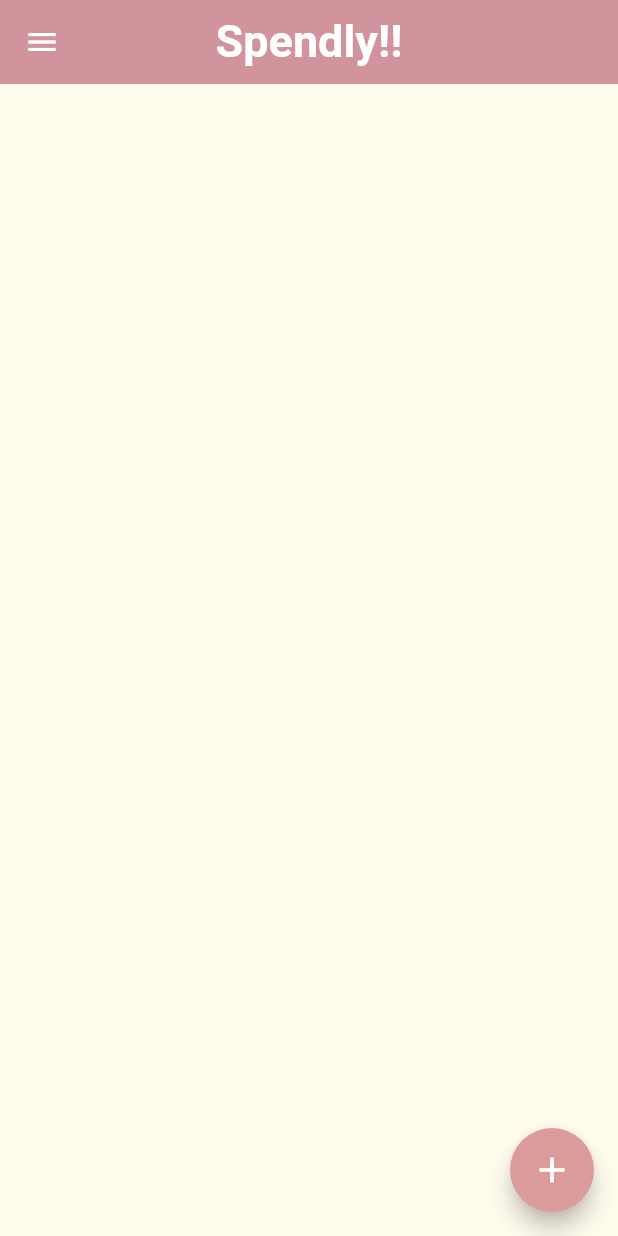
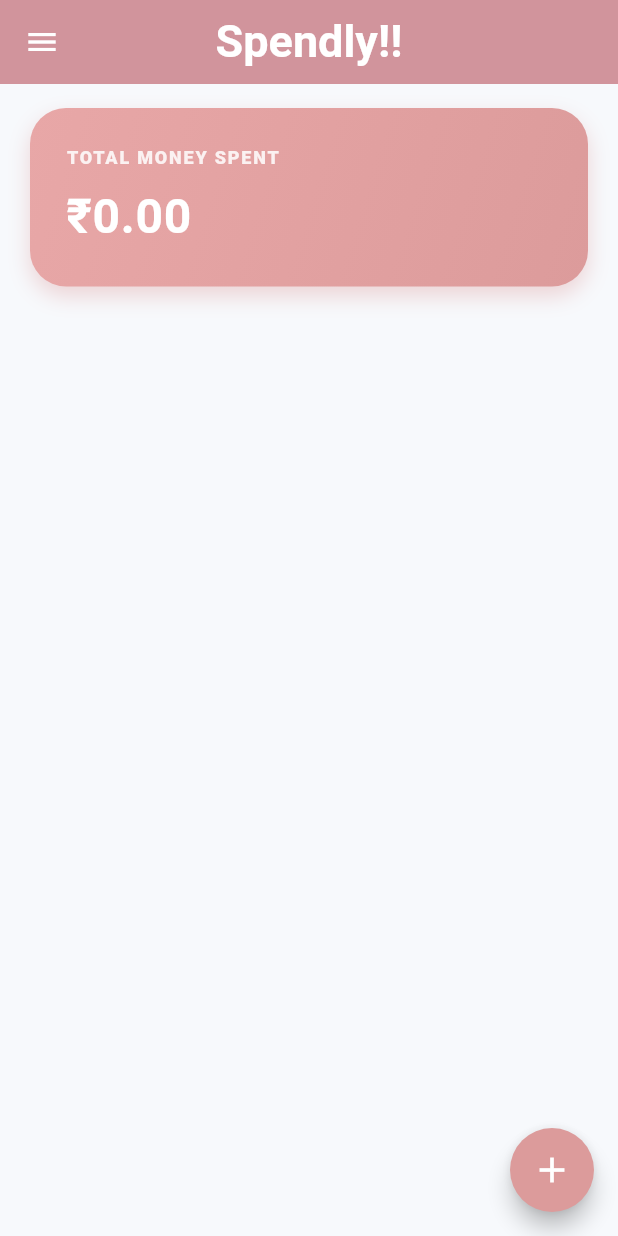
Before and after one commit to pparth-21/Expense_Tracker, a Flutter app: the screen it shows after launch, on a phone screen of 412 x 824 dp. Run offline on Flutter 3.47's test engine with Material 3 defaults, Android fonts, the phone set to English and light mode, and no system bars.

Commit message:
styled total money spent

```diff
--- a/lib/Widgets/FrontPage.dart
+++ b/lib/Widgets/FrontPage.dart
@@ -26,6 +26,7 @@
   TextEditingController amountI = TextEditingController();
   TextEditingController categoryI = TextEditingController();
   TextEditingController noteI = TextEditingController();
+
   void _addExpenseToList(BuildContext context) {
     String rawAmount = amountI.text;
     double dAmount = double.tryParse(rawAmount) ?? 0.0;
@@ -99,9 +100,7 @@
               setState(() {
                 exps[index] = Expense(
                   amount: double.tryParse(amountI.text) ?? e.amount,
-                  category: categoryI.text.isEmpty
-                      ? e.category
-                      : categoryI.text,
+                  category: categoryI.text.isEmpty ? e.category : categoryI.text,
                   note: noteI.text.isEmpty ? e.note : noteI.text,
                   date: e.date,
                 );
@@ -132,6 +131,7 @@
             TextField(
               decoration: const InputDecoration(labelText: "Enter amount"),
               controller: amountI,
+              keyboardType: TextInputType.number,
             ),
             TextField(
               decoration: const InputDecoration(labelText: "Enter category"),
@@ -151,7 +151,7 @@
               noteI.clear();
               Navigator.pop(context);
             },
-            child: Text("Cancel"),
+            child: const Text("Cancel"),
           ),
           TextButton(
             onPressed: () => _addExpenseToList(context),
@@ -162,54 +162,125 @@
     );
   }
 
+  double showAmount() {
+    double sum = 0;
+    for (int i = 0; i < exps.length; i++) {
+      sum += exps[i].amount;
+    }
+    return sum;
+  }
+
   @override
   Widget build(BuildContext context) {
-    return Stack(
+    return Scaffold(
+      backgroundColor: const Color(0xFFF7F9FC), // Soft background color
+      body: SafeArea(
+        child: Padding(
+          padding: const EdgeInsets.symmetric(horizontal: 20.0, vertical: 16.0),
+          child: Column(
+            crossAxisAlignment: CrossAxisAlignment.start,
             children: [
+              // STYLED TOTAL AMOUNT CARD
               Container(
-          height: double.infinity,
                 width: double.infinity,
-          margin: const EdgeInsets.all(30),
+                padding: const EdgeInsets.all(24.0),
+                decoration: BoxDecoration(
+                  gradient: const LinearGradient(
+                    colors: [Color(0xFFE8A7A7), Color(0xFFDC9B9B)],
+                    begin: Alignment.topLeft,
+                    end: Alignment.bottomRight,
+                  ),
+                  borderRadius: BorderRadius.circular(24),
+                  boxShadow: [
+                    BoxShadow(
+                      color: const Color(0xFFDC9B9B).withOpacity(0.4),
+                      blurRadius: 12,
+                      offset: const Offset(0, 6),
+                    ),
+                  ],
+                ),
                 child: Column(
-            spacing: 30,
+                  crossAxisAlignment: CrossAxisAlignment.start,
                   children: [
+                    Text(
+                      "TOTAL MONEY SPENT",
+                      style: TextStyle(
+                        color: Colors.white.withOpacity(0.85),
+                        fontSize: 12,
+                        fontWeight: FontWeight.w800,
+                        letterSpacing: 1.2,
+                      ),
+                    ),
+                    const SizedBox(height: 8),
+                    Text(
+                      "₹${showAmount().toStringAsFixed(2)}",
+                      style: const TextStyle(
+                        color: Colors.white,
+                        fontSize: 32,
+                        fontWeight: FontWeight.bold,
+                        letterSpacing: 0.5,
+                      ),
+                    ),
+                  ],
+                ),
+              ),
+              const SizedBox(height: 24),
+
+              // LIST SECTION
               Expanded(
                 child: ListView.builder(
                   itemCount: exps.length,
                   itemBuilder: (context, index) {
                     final exp = exps[index];
                     return Container(
-                      margin: const EdgeInsets.only(bottom: 10),
+                      margin: const EdgeInsets.only(bottom: 12),
                       decoration: BoxDecoration(
                         color: Colors.white,
                         borderRadius: BorderRadius.circular(20),
-                        border: Border(
-                          left: BorderSide(color: Color(0xFFDC9B9B), width: 4),
+                        border: const Border(
+                          left: BorderSide(color: Color(0xFFDC9B9B), width: 5),
                         ),
-                        boxShadow: [
+                        boxShadow: const [
                           BoxShadow(
                             color: Colors.black12,
-                            blurRadius: 4,
-                            offset: Offset(0, 2),
+                            blurRadius: 6,
+                            offset: Offset(0, 3),
                           ),
                         ],
                       ),
                       child: ListTile(
-                        leading: CircleAvatar(
+                        contentPadding: const EdgeInsets.symmetric(horizontal: 16, vertical: 6),
+                        leading: const CircleAvatar(
+                          backgroundColor: Color(0xFFFBEBEB),
+                          foregroundColor: Color(0xFFDC9B9B),
                           child: Icon(Icons.currency_rupee_rounded),
                         ),
-                        title: Text(exp.category),
-                        subtitle: Text(
-                          "${exp.amount}\n${exp.note}\n${exp.date}",
+                        title: Text(
+                          exp.category,
+                          style: const TextStyle(fontWeight: FontWeight.bold, fontSize: 16),
+                        ),
+                        subtitle: Padding(
+                          padding: const EdgeInsets.only(top: 4.0),
+                          child: Text(
+                            "${exp.note.isEmpty ? 'No note' : exp.note}\n${exp.date.toString().substring(0, 10)}",
+                            style: TextStyle(color: Colors.grey.shade600, height: 1.3),
+                          ),
                         ),
                         trailing: Row(
                           mainAxisSize: MainAxisSize.min,
                           children: [
+                            Text(
+                              "₹${exp.amount.toStringAsFixed(1)}",
+                              style: const TextStyle(
+                                fontWeight: FontWeight.bold,
+                                fontSize: 16,
+                                color: Colors.black87,
+                              ),
+                            ),
+                            const SizedBox(width: 8),
                             IconButton(
-                              onPressed: () {
-                                _showEditExpenseDialog(context, exp, index);
-                              },
-                              icon: Icon(Icons.edit),
+                              onPressed: () => _showEditExpenseDialog(context, exp, index),
+                              icon: const Icon(Icons.edit_outlined, color: Colors.grey),
                             ),
                             IconButton(
                               onPressed: () {
@@ -217,7 +288,7 @@
                                   exps.remove(exp);
                                 });
                               },
-                              icon: Icon(Icons.delete),
+                              icon: const Icon(Icons.delete_outline, color: Colors.redAccent),
                             ),
                           ],
                         ),
@@ -229,20 +300,15 @@
             ],
           ),
         ),
-
-        Positioned(
-          bottom: 16,
-          right: 16,
-          child: FloatingActionButton(
+      ),
+      floatingActionButton: FloatingActionButton(
         onPressed: () => _showAddExpenseDialog(context),
-            backgroundColor: const Color.fromARGB(255, 220, 155, 155),
+        backgroundColor: const Color(0xFFDC9B9B),
         foregroundColor: Colors.white,
         shape: const CircleBorder(),
         elevation: 6,
         child: const Icon(Icons.add, size: 28),
       ),
-        ),
-      ],
     );
   }
 }
```
Lines whose indentation alone changed are shown as unchanged.
